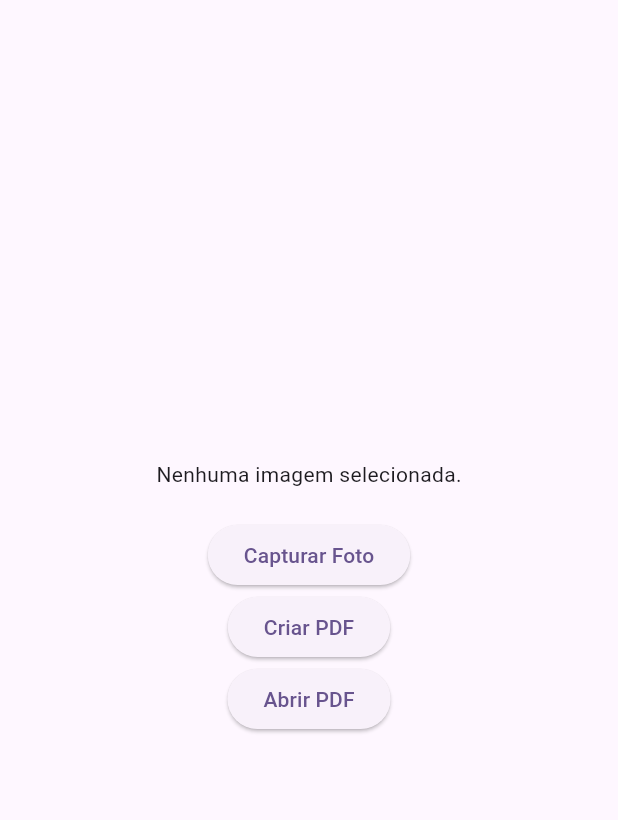
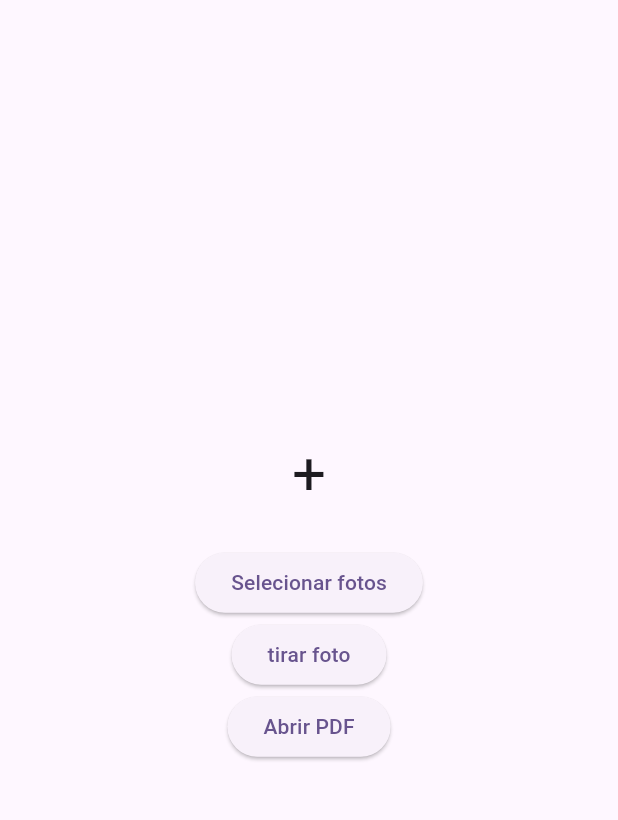
Before and after one commit to Emanoel7S/projetoFlutter, a Flutter app: the Home screen opened directly, on a phone screen of 412 x 824 dp, the part 63-883 px from its top. Run offline on Flutter 3.47's test engine with Material 3 defaults, Android fonts, the phone set to English and light mode, and no system bars; our stand-ins replace image_cropper, image_picker, open_file, permission_handler.

Commit message:
feat: cortarImagemCriarPdf

```diff
--- a/lib/home.dart
+++ b/lib/home.dart
@@ -1,6 +1,7 @@
+
 import 'package:flutter/material.dart';
+import 'package:image_cropper/image_cropper.dart';
 import 'package:image_picker/image_picker.dart';
-import 'package:pdf/pdf.dart';
 import 'package:pdf/widgets.dart' as pw;
 import 'package:path_provider/path_provider.dart';
 import 'dart:io';
@@ -14,18 +15,47 @@ class Home extends StatefulWidget {
 
 class _HomeState extends State<Home> {
   final ImagePicker _picker = ImagePicker();
-  File? _image;
+  List<File> _images = [];
   late String _path;
+  bool _isCreatingPdf = false;
+  XFile? _pickedFile;
+  CroppedFile? _croppedFile;
 
   @override
   void initState() {
     super.initState();
-    _path = ''; // Inicializa _path com uma string vazia
+    _path = '';
     _requestPermissions();
   }
+  // Future<void> _pickAndCropImage() async {
+  //   final picker = ImagePicker();
+  //   final pickedFile = await picker.pickImage(source: ImageSource.gallery);
+  //
+  //   if (pickedFile != null) {
+  //     CroppedFile? croppedFile = await ImageCropper().cropImage(
+  //       sourcePath: pickedFile.path,
+  //
+  //       aspectRatioPresets: [
+  //
+  //         CropAspectRatioPreset.square,
+  //         CropAspectRatioPreset.ratio3x2,
+  //         CropAspectRatioPreset.original,
+  //         CropAspectRatioPreset.ratio4x3,
+  //         CropAspectRatioPreset.ratio16x9
+  //       ],
+  //
+  //
+  //     );
+  //
+  //     if (croppedFile != null) {
+  //       // Faça algo com a imagem cortada, como exibição ou salvamento
+  //       // Neste exemplo, apenas imprimimos o caminho da imagem
+  //       print('Caminho da imagem cortada: ${croppedFile.path}');
+  //     }
+  //   }
+  // }
 
   Future<void> _requestPermissions() async {
-    // Solicita permissão para câmera e armazenamento externo
     await [
       Permission.camera,
       Permission.manageExternalStorage,
@@ -33,65 +63,140 @@ class _HomeState extends State<Home> {
   }
 
   Future<void> _pickImage() async {
+    try{
       final pickedFile = await _picker.pickImage(source: ImageSource.camera);
 
       setState(() {
         if (pickedFile != null) {
-        _image = File(pickedFile.path);
+          _pickedFile = pickedFile;
+          // _images.add(File(pickedFile.path));
         } else {
-        print('Nenhuma imagem selecionada.');
+          return;
         }
+      });
+      // print('print nao chega  se for null');
+      await _cropImage();
+
+    }catch(e){
+      print('erro ao tirar foto $e');
+    }
+
+
+  }
+
+  void _removeImage(int index) {
+    setState(() {
+      _images.removeAt(index);
     });
   }
 
   Future<void> _createPdf() async {
-    if (_image == null) return;
+    try {
+      if (_images.isEmpty || _isCreatingPdf) return;
+
+      setState(() {
+        _isCreatingPdf = true;
+      });
 
       final pdf = pw.Document();
-    final image = pw.MemoryImage(_image!.readAsBytesSync());
+
+      for (var imageFile in _images) {
+        final image = pw.MemoryImage(imageFile.readAsBytesSync());
 
         pdf.addPage(
           pw.Page(
             build: (pw.Context context) {
               return pw.Center(
                 child: pw.Image(image),
-          ); // Center
+              );
             },
           ),
         );
+      }
 
-    final directory = await getApplicationDocumentsDirectory();
-    print("Diretório do documento: ${directory.path}"); // Adicionado para imprimir o diretório
-
-    final file = File('${directory.path}/document.pdf');
+      final directory = await getDownloadsDirectory();
+      final file = File('${directory?.path}/document.pdf');
       await file.writeAsBytes(await pdf.save());
 
       ScaffoldMessenger.of(context).showSnackBar(
         SnackBar(content: Text('PDF salvo em ${file.path}')),
       );
+
       setState(() {
         _path = file.path;
+        _isCreatingPdf = false;
       });
+      print("Caminho do arquivo PDF: ${file.path}"); // Adicionado para imprimir o caminho do arquivo PDF
+      await file.writeAsBytes(await pdf.save());
+    } catch (e) {
+      print(e);
+    }
+  }
 
-    // Abrir ou compartilhar o PDF
-  }
+
+
 
   Future<void> _openPdf(String path) async {
     if (path.isEmpty) {
+      if(!mounted) return; // nao faz nada quase contexto nao esdteja montado
       ScaffoldMessenger.of(context).showSnackBar(
-        SnackBar(content: Text('Nenhum PDF disponível para abrir.')),
+        const SnackBar(content: Text('Nenhum PDF disponível para abrir.')),
       );
       return;
     }
 
     final result = await OpenFile.open(path);
     if (result.type != ResultType.done) {
+      if(!mounted) return; // nao faz nada quase contexto nao esdteja montado
+
       ScaffoldMessenger.of(context).showSnackBar(
         SnackBar(content: Text('Erro ao abrir o PDF: ${result.message}')),
       );
     }
   }
+  Future<void> _cropImage() async {
+    if (_pickedFile != null) {
+      final croppedFile = await ImageCropper().cropImage(
+        sourcePath: _pickedFile!.path,
+        compressFormat: ImageCompressFormat.jpg,
+        compressQuality: 100,
+        uiSettings: [
+          AndroidUiSettings(
+            toolbarTitle: 'Cropper',
+            toolbarColor: Colors.deepOrange,
+            toolbarWidgetColor: Colors.white,
+            initAspectRatio: CropAspectRatioPreset.square,
+            lockAspectRatio: false,
 
+          ),
+        ],
+      );
+      if (croppedFile != null) {
+        setState(() {
+          _images.add(File(croppedFile.path));
+          _pickedFile=null;
+          _croppedFile = croppedFile;
+
+        });
+      }
+    }
+  }
+  Future<void> _uploadImage() async {
+    try{
+    final pickedFile =
+    await ImagePicker().pickImage(source: ImageSource.gallery);
+    if (pickedFile != null) {
+      setState(() {
+        _pickedFile = pickedFile;
+      });
+      await _cropImage();
+
+
+    }}catch(e){
+      print('erro ao selecionar imagem $e');
+    }
+
+  }
   @override
   Widget build(BuildContext context) {
     return Scaffold(
@@ -102,23 +207,81 @@ class _HomeState extends State<Home> {
         child: Column(
           mainAxisAlignment: MainAxisAlignment.center,
           children: <Widget>[
-            _image == null
-                ? Text('Nenhuma imagem selecionada.')
-                : Image.file(_image!),
-            SizedBox(height: 20),
+            _images.isEmpty
+                ? GestureDetector(
+              onTap: _pickImage,
+
+              child: Container(
+                child:
+                const Text('+',style: TextStyle(fontSize: 40),),
+              ),
+            )
+                : SizedBox(
+              height: 120,
+              child: SingleChildScrollView(
+                scrollDirection: Axis.horizontal,
+                child: Row(
+                  children: _images
+                      .asMap()
+                      .entries
+                      .map(
+                        (entry) => Padding(
+                      padding: EdgeInsets.all(8.0),
+                      child: Stack(
+                        children: [
+                          Image.file(entry.value),
+                          Positioned(
+                            top: 0,
+                            right: 0,
+                            child: GestureDetector(
+                              onTap: () => _removeImage(entry.key),
+                              child: Container(
+                                padding: EdgeInsets.all(4),
+                                color: Colors.red,
+                                child: Icon(
+                                  Icons.close,
+                                  color: Colors.white,
+                                ),
+                              ),
+                            ),
+                          ),
+                        ],
+                      ),
+                    ),
+                  )
+                      .toList(),
+                ),
+              ),
+            ),
+            const SizedBox(height: 20),
             ElevatedButton(
+              onPressed: _uploadImage,
+              child: const Text('Selecionar fotos'),
+            ),ElevatedButton(
               onPressed: _pickImage,
-              child: Text('Capturar Foto'),
+              child: const Text('tirar foto'),
             ),
-            ElevatedButton(
+
+            Visibility(
+              visible: _images.isNotEmpty,
+              child: ElevatedButton(
                 onPressed: _createPdf,
-              child: Text('Criar PDF'),
+                child: _isCreatingPdf
+                    ? const CircularProgressIndicator() // Feedback visual de criação
+                    : const Text('Criar PDF'),
               ),
+            ),
+            // ElevatedButton(
+            //   onPressed: _cropImage ,
+            //   child: _isCreatingPdf
+            //       ? CircularProgressIndicator() // Feedback visual de criação
+            //       : const Text('teste'),
+            // ),
             ElevatedButton(
               onPressed: () {
                 _openPdf(_path);
               },
-              child: Text('Abrir PDF'),
+              child: const Text('Abrir PDF'),
             ),
           ],
         ),
--- a/pubspec.yaml
+++ b/pubspec.yaml
@@ -40,6 +40,7 @@ dependencies:
   pdf: ^3.10.8
   permission_handler: ^11.3.1
   open_file: ^3.0.0
+  image_cropper: ^6.0.0
 dev_dependencies:
   flutter_test:
     sdk: flutter
```
Also changed, not shown: pubspec.lock. Lines whose indentation alone changed are shown as unchanged.
